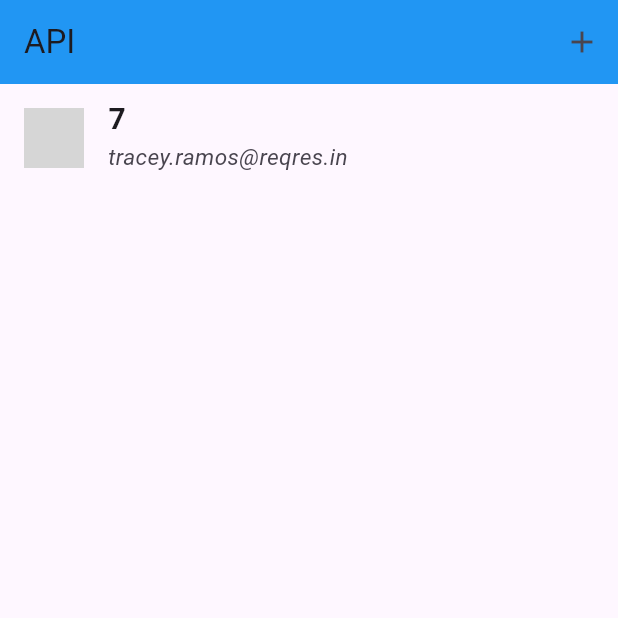
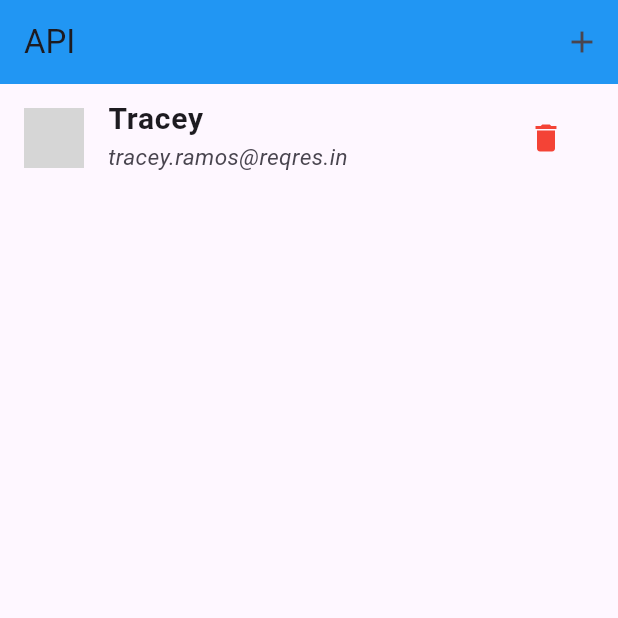
Before and after one commit to sanjay14sn/Rest-API, a Flutter app: the screen it shows after launch, after a tap on the "add" icon, on a phone screen of 412 x 824 dp, the top half of it. Run offline on Flutter 3.47's test engine with Material 3 defaults, Android fonts, the phone set to English and light mode, and no system bars; network calls fail; grey boxes are pictures that could not be loaded.

Commit message:
Adding Delete button

```diff
--- a/lib/main.dart
+++ b/lib/main.dart
@@ -49,7 +49,8 @@ class _MyAppState extends State<MyApp> {
         actions: [
           IconButton(onPressed: (){
              setState(() {
-              Data  += [{"id":7,"email":"tracey.ramos@reqres.in",
+              Data  += [{"id":Data.length+1 ,
+                "email":"tracey.ramos@reqres.in",
                 "first_name":"Tracey",
                 "last_name":"Ramos",
                 "avatar":"https://reqres.in/img/faces/6-image.jpg"}];
@@ -63,7 +64,14 @@ class _MyAppState extends State<MyApp> {
             leading: CircleAvatar(
               backgroundImage: NetworkImage(Data[index]['avatar']),
             ),
-            title: Text(Data[index]['id'].toString(),style:TextStyle(
+            trailing: IconButton(onPressed: (){
+              setState(() {
+                Data.removeWhere((entry)=> entry["id"] == Data[index]["id"]);
+              });
+            },
+                icon: Icon(Icons.delete,color:Colors.red,)),
+
+            title: Text(Data[index]['first_name'],style:TextStyle(
                 fontSize:20,fontWeight:FontWeight.bold
             ),),
             subtitle: Text(Data[index]['email'],style:TextStyle(
```
